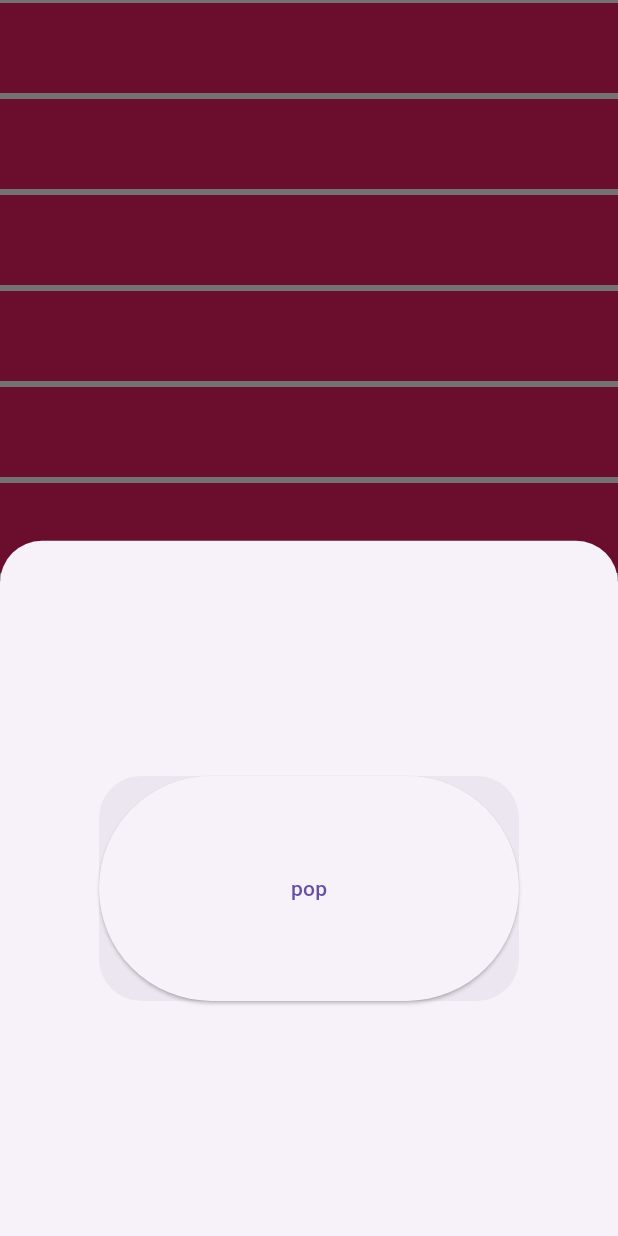
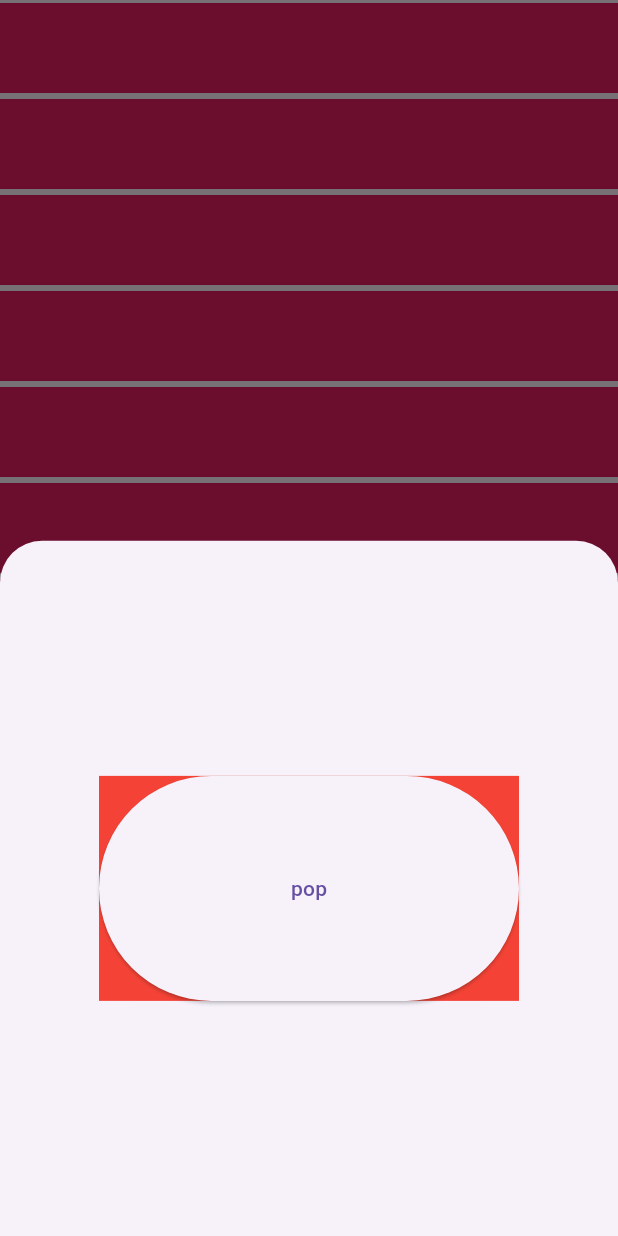
Before and after one commit to ericFlutterast/workouts, a Flutter app: the screen it shows after launch, after a tap on "dialog", on a phone screen of 412 x 824 dp. Run offline on Flutter 3.47's test engine with Material 3 defaults, Android fonts, the phone set to English and light mode, and no system bars; our stand-ins replace drift, firebase_core, firebase_messaging, flutter_hooks, sqlite3_flutter_libs; missing offline and left inert: sqlite3; accounts and stored records are empty; generated files the repository leaves out were written again.

Commit message:
feat(app): beta version of navigation

```diff
--- a/lib/common/navigation/app_pages.dart
+++ b/lib/common/navigation/app_pages.dart
@@ -1,6 +1,12 @@
 import 'package:flutter/material.dart';
 import 'package:workouts/features/home/presentation/screens/home_screen.dart';
 import 'package:workouts/features/workouts/presentation/screens/workout_screen.dart';
+
+enum RouteTypes {
+  page,
+  dialog,
+  bottomSheet,
+}
 
 ///Main page for app
 abstract class AppPage<T> extends Page<T> {
@@ -10,6 +16,7 @@ abstract class AppPage<T> extends Page<T> {
     String? restorationId,
     this.fullscreenDialog = false,
     this.maintainState = true,
+    this.routeTypes = RouteTypes.page,
     this.settings,
     super.name,
     super.arguments,
@@ -25,6 +32,9 @@ abstract class AppPage<T> extends Page<T> {
       'workouts' => WorkoutsPage(),
       'statistics' => StatisticsPage(),
       'profile' => ProfilePage(),
+      'bottom' => CustomModalBottomSheet(location: 'bottom'),
+      'description' => DescriptionPage(),
+      'dialog' => CustomDialogPage(),
       _ => NotFoundPage(),
     };
   }
@@ -32,10 +42,49 @@ abstract class AppPage<T> extends Page<T> {
   final String location;
   final bool maintainState;
   final bool fullscreenDialog;
+  final RouteTypes routeTypes;
   final RouteSettings? settings;
 
   @override
-  Route<T> createRoute(BuildContext context) => createPageRout(context, builder(context));
+  Route<T> createRoute(BuildContext context) => switch (routeTypes) {
+        RouteTypes.bottomSheet => createBottomSheetRout(),
+        RouteTypes.dialog => createDialogRout(context),
+        _ => createPageRout(context, builder(context)),
+      };
+
+  Route<T> createDialogRout(BuildContext context) => DialogRoute(
+        settings: this,
+        context: context,
+        builder: builder,
+      );
+
+  // }, isScrollControlled: ,
+  //   capturedThemes: ,
+  //   barrierLabel:,
+  //   barrierOnTapHint:,
+  //  backgroundColor:,
+  // elevation:,
+  //   shape:,
+  //  clipBehavior:,
+  //   constraints:,
+  //   modalBarrierColor:,
+  //   isDismissible:  true,
+  //   enableDrag:  true,
+  //   showDragHandle:,
+  //   scrollControlDisabledMaxHeightRatio: ,
+  //   settings:,
+  //   transitionAnimationController:,
+  //   anchorPoint:,
+  //   useSafeArea:  false,
+  //   sheetAnimationStyle:,);
+
+  Route<T> createBottomSheetRout() => ModalBottomSheetRoute<T>(
+        builder: builder,
+        settings: this,
+        isScrollControlled: true,
+        useSafeArea: true,
+        elevation: 1,
+      );
 
   Route<T> createPageRout(BuildContext context, Widget child) {
     return PageRouteBuilder<T>(
@@ -103,6 +152,20 @@ final class ProfilePage<T> extends AppPage<T> {
   }
 }
 
+final class DescriptionPage<T> extends AppPage<T> {
+  DescriptionPage({super.location = 'description', super.name = 'description'});
+
+  @override
+  Widget builder(BuildContext context) => Scaffold(
+        body: Container(
+          color: Colors.red,
+          child: const Center(
+            child: Text('description'),
+          ),
+        ),
+      );
+}
+
 final class NotFoundPage<T> extends AppPage<T> {
   NotFoundPage({super.location = '404', super.name = '404'});
 
@@ -111,3 +174,47 @@ final class NotFoundPage<T> extends AppPage<T> {
   Widget builder(BuildContext context) =>
       const Scaffold(body: Center(child: Text('not found 404')));
 }
+
+//TODO: show modal bottom sheet
+final class CustomModalBottomSheet<T> extends AppPage<T> {
+  CustomModalBottomSheet({required super.location});
+
+  @override
+  RouteTypes get routeTypes => RouteTypes.bottomSheet;
+
+  @override
+  Widget builder(BuildContext context) => SizedBox(
+        height: MediaQuery.sizeOf(context).height * 0.5,
+        child: const Column(
+          mainAxisAlignment: MainAxisAlignment.center,
+          children: [
+            Text('Hi chupiki'),
+            Divider(),
+            Text('Look my huiviy navigator'),
+          ],
+        ),
+      );
+}
+
+final class CustomDialogPage<T> extends AppPage<T> {
+  CustomDialogPage({super.location = 'dialog'});
+
+  @override
+  RouteTypes get routeTypes => RouteTypes.dialog;
+
+  @override
+  Widget builder(BuildContext context) => Dialog(
+        child: Container(
+          color: Colors.white,
+          height: 200,
+          child: const Column(
+            mainAxisAlignment: MainAxisAlignment.center,
+            children: [
+              Text('Hi chupiki'),
+              Divider(),
+              Text('Look my huiviy navigator'),
+            ],
+          ),
+        ),
+      );
+}
--- a/lib/common/navigation/navigator.dart
+++ b/lib/common/navigation/navigator.dart
@@ -24,7 +24,12 @@ class _AppRootState extends State<AppRoot> {
     Icons.person,
   ];
 
-  final List<String> locations = ['home', 'workouts', 'statistics', 'profile'];
+  final List<String> locations = [
+    'home',
+    'workouts',
+    'statistics/bottom/description/dialog',
+    'profile'
+  ];
 
   static final _bottomNavKeys = List.generate(4, (_) => UniqueKey());
 
@@ -43,7 +48,9 @@ class _AppRootState extends State<AppRoot> {
               pages: AppNavigator.pagesOf(context),
               observers: [pageObserver],
               transitionDelegate: const DefaultTransitionDelegate(),
-              onDidRemovePage: (page) {},
+              onDidRemovePage: (page) {
+                print('a');
+              },
             ),
             AppBottomNavigation(
               children: [
@@ -58,7 +65,7 @@ class _AppRootState extends State<AppRoot> {
                           _currentTabIndex = i;
                           _bottomNavKeys[i] = UniqueKey();
                         });
-                        AppNavigator.of(context).pushNamed(locations[i]);
+                        AppNavigator.of(context).buildFromPath(locations[i]);
                       },
                       icon: Icon(
                         _bottomNavbarIcons[i],
@@ -89,6 +96,7 @@ class _AppRootState extends State<AppRoot> {
                       builder: (context) {
                         return Dialog(
                           child: Container(
+                            color: Colors.red,
                             height: 150,
                             width: 250,
                             child: ElevatedButton(
```
Also changed, not shown: 1 other file.
